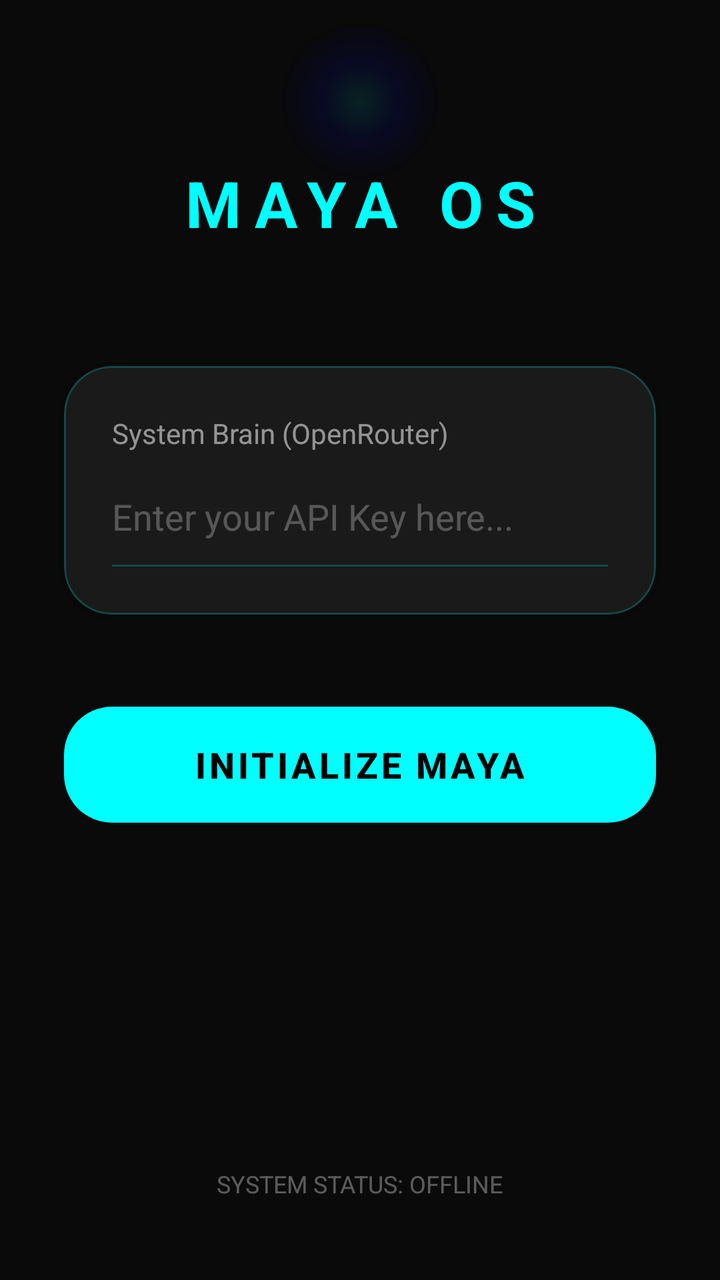
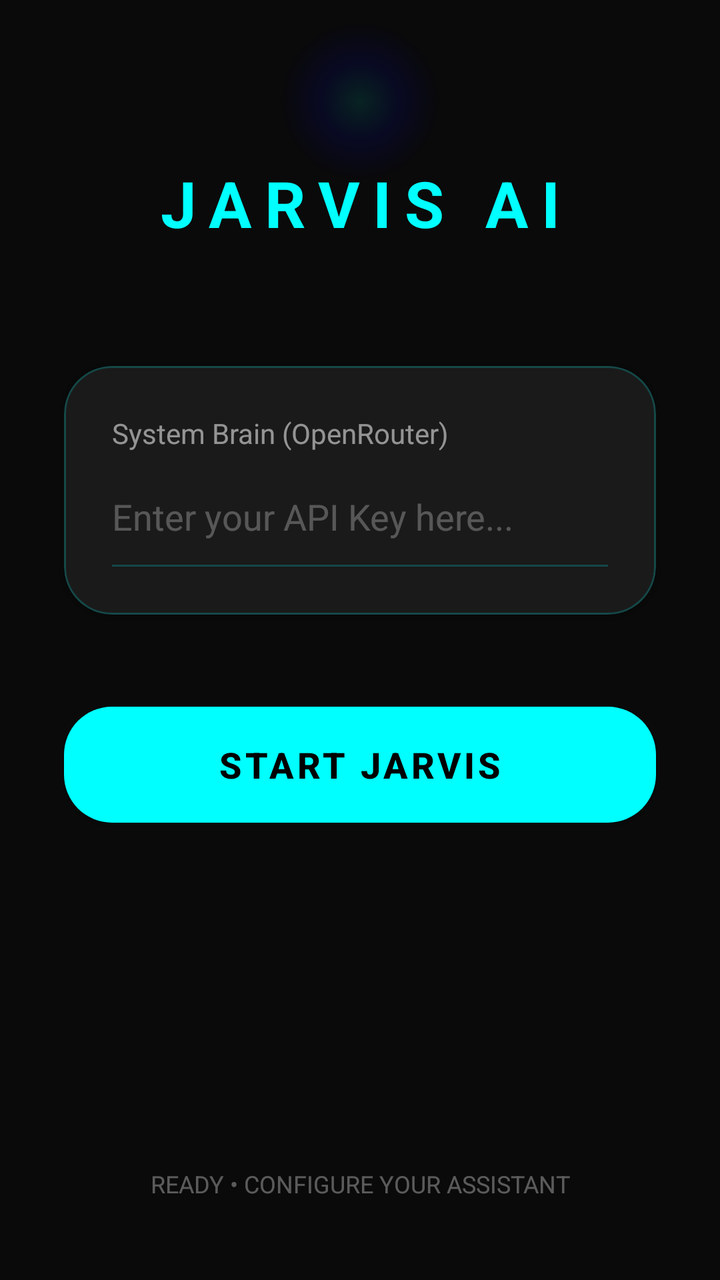

Two renders of the same Android screen: before a commit and after it. Below are the layout's source before the change and the commit's diff.
<!-- AndroidManifest.xml: application theme Theme.AIVoiceAssistant -->
<!-- res/layout/activity_main.xml -->
<?xml version="1.0" encoding="utf-8"?>
<androidx.constraintlayout.widget.ConstraintLayout xmlns:android="http://schemas.android.com/apk/res/android"
    xmlns:app="http://schemas.android.com/apk/res-auto"
    android:layout_width="match_parent"
    android:layout_height="match_parent"
    android:background="#0A0A0A">

    
    <View
        android:layout_width="300dp"
        android:layout_height="300dp"
        android:background="@drawable/neon_orb_gradient"
        android:alpha="0.1"
        app:layout_constraintTop_toTopOf="parent"
        app:layout_constraintStart_toStartOf="parent"
        app:layout_constraintEnd_toEndOf="parent"
        android:layout_marginTop="-100dp" />

    <TextView
        android:id="@+id/tvTitle"
        android:layout_width="wrap_content"
        android:layout_height="wrap_content"
        android:text="MAYA OS"
        android:textColor="#00FFFF"
        android:textSize="32sp"
        android:textStyle="bold"
        android:letterSpacing="0.2"
        app:layout_constraintTop_toTopOf="parent"
        app:layout_constraintStart_toStartOf="parent"
        app:layout_constraintEnd_toEndOf="parent"
        android:layout_marginTop="80dp" />

    <com.google.android.material.card.MaterialCardView
        android:id="@+id/cardSettings"
        android:layout_width="match_parent"
        android:layout_height="wrap_content"
        android:layout_marginHorizontal="32dp"
        android:layout_marginTop="60dp"
        app:cardBackgroundColor="#1A1A1A"
        app:cardCornerRadius="24dp"
        app:strokeColor="#3300FFFF"
        app:strokeWidth="1dp"
        app:layout_constraintTop_toBottomOf="@id/tvTitle">

        <LinearLayout
            android:layout_width="match_parent"
            android:layout_height="wrap_content"
            android:orientation="vertical"
            android:padding="24dp">

            <TextView
                android:layout_width="wrap_content"
                android:layout_height="wrap_content"
                android:text="System Brain (OpenRouter)"
                android:textColor="#88FFFFFF"
                android:textSize="14sp" />

            <EditText
                android:id="@+id/etApiKey"
                android:layout_width="match_parent"
                android:layout_height="wrap_content"
                android:layout_marginTop="8dp"
                android:background="@android:color/transparent"
                android:hint="Enter your API Key here..."
                android:inputType="textPassword"
                android:paddingVertical="12dp"
                android:textColor="#FFFFFF"
                android:textColorHint="#44FFFFFF" />

            <View
                android:layout_width="match_parent"
                android:layout_height="1dp"
                android:background="#3300FFFF" />
        </LinearLayout>
    </com.google.android.material.card.MaterialCardView>

    <com.google.android.material.button.MaterialButton
        android:id="@+id/btnStart"
        android:layout_width="match_parent"
        android:layout_height="70dp"
        android:layout_marginHorizontal="32dp"
        android:layout_marginTop="40dp"
        android:text="INITIALIZE MAYA"
        android:textColor="#000000"
        android:textSize="18sp"
        android:textStyle="bold"
        app:cornerRadius="24dp"
        app:backgroundTint="#00FFFF"
        app:layout_constraintTop_toBottomOf="@id/cardSettings" />

    <TextView
        android:id="@+id/tvStatus"
        android:layout_width="wrap_content"
        android:layout_height="wrap_content"
        android:text="SYSTEM STATUS: OFFLINE"
        android:textColor="#55FFFFFF"
        android:textSize="12sp"
        app:layout_constraintBottom_toBottomOf="parent"
        app:layout_constraintStart_toStartOf="parent"
        app:layout_constraintEnd_toEndOf="parent"
        android:layout_marginBottom="40dp" />

</androidx.constraintlayout.widget.ConstraintLayout>
<!-- resources referenced by this layout -->
<resources>
  <!-- drawable neon_orb_gradient (drawable) -->
  <?xml version="1.0" encoding="utf-8"?>
  <shape xmlns:android="http://schemas.android.com/apk/res/android"
      android:shape="oval">
      <gradient
          android:type="radial"
          android:centerX="50%"
          android:centerY="50%"
          android:gradientRadius="40dp"
          android:startColor="#00FFFF"
          android:centerColor="#0000FF"
          android:endColor="#00000000" />
      <size
          android:width="80dp"
          android:height="80dp" />
  </shape>
  <style name="Theme.AIVoiceAssistant" parent="Theme.MaterialComponents.DayNight.NoActionBar">
          <item name="colorPrimary">#00FFFF</item>
          <item name="colorPrimaryVariant">#00CCCC</item>
          <item name="colorOnPrimary">#000000</item>
          <item name="android:statusBarColor">#0A0A0A</item>
      </style>
</resources>

<!-- the commit's change to res/layout/activity_main.xml (unified diff, before → after) -->
@@ -20,7 +20,7 @@
         android:id="@+id/tvTitle"
         android:layout_width="wrap_content"
         android:layout_height="wrap_content"
-        android:text="MAYA OS"
+        android:text="JARVIS AI"
         android:textColor="#00FFFF"
         android:textSize="32sp"
         android:textStyle="bold"
@@ -80,7 +80,7 @@
         android:layout_height="70dp"
         android:layout_marginHorizontal="32dp"
         android:layout_marginTop="40dp"
-        android:text="INITIALIZE MAYA"
+        android:text="START JARVIS"
         android:textColor="#000000"
         android:textSize="18sp"
         android:textStyle="bold"
@@ -92,7 +92,7 @@
         android:id="@+id/tvStatus"
         android:layout_width="wrap_content"
         android:layout_height="wrap_content"
-        android:text="SYSTEM STATUS: OFFLINE"
+        android:text="READY • CONFIGURE YOUR ASSISTANT"
         android:textColor="#55FFFFFF"
         android:textSize="12sp"
         app:layout_constraintBottom_toBottomOf="parent"
